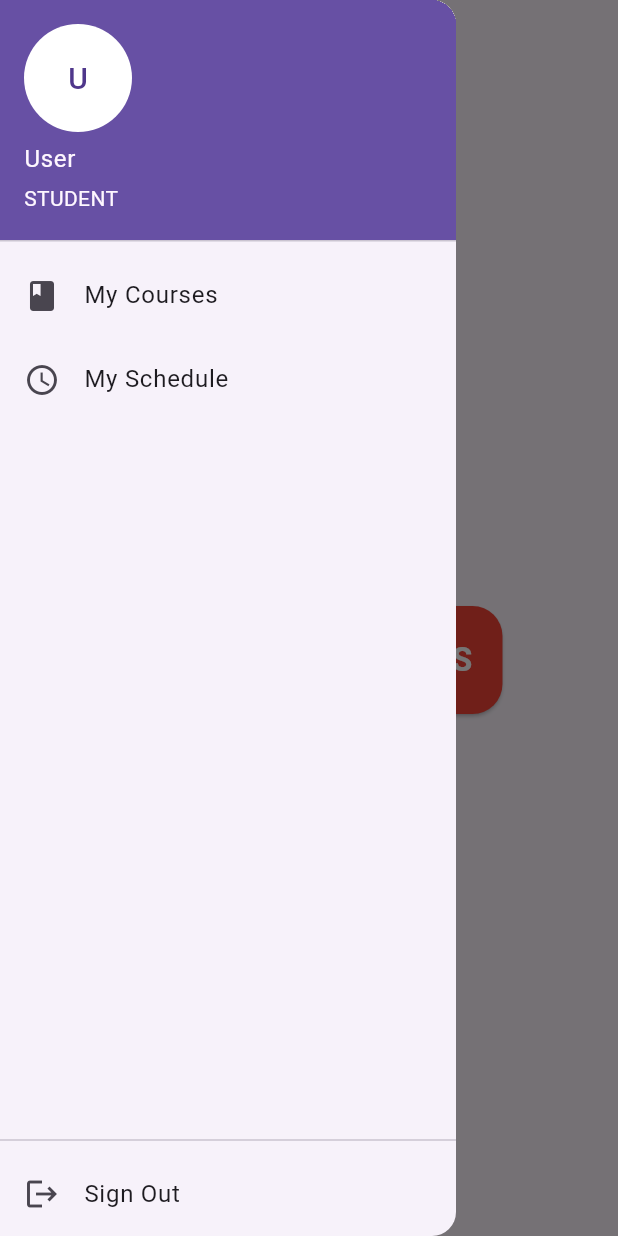
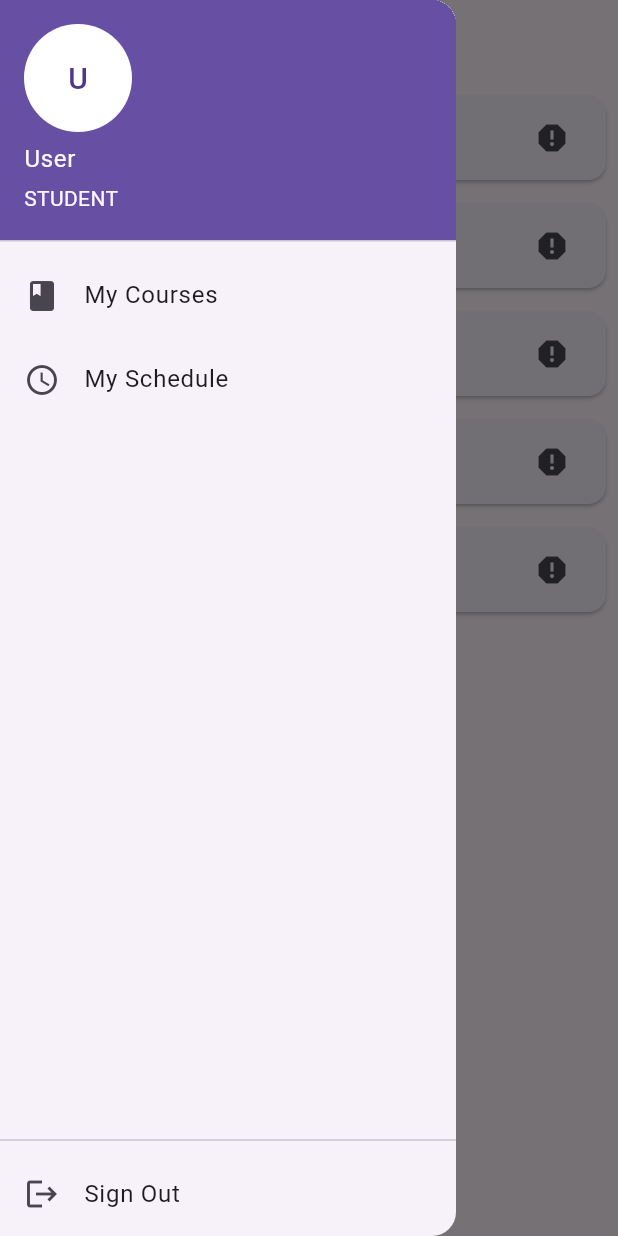
Before and after one commit to Varp17/nursingcollege, a Flutter app: the StudentDashboard screen opened by its route, with the side drawer open, on a phone screen of 412 x 824 dp. Run offline on Flutter 3.47's test engine with Material 3 defaults, Android fonts, the phone set to English and light mode, and no system bars; our stand-ins replace cloud_firestore, firebase_auth, firebase_core, firebase_messaging, firebase_storage, flutter_local_notifications and 3 more; missing offline and left inert: flutter_sound; accounts and stored records are empty.

Commit message:
Working Project Varun Patil
(cherry picked from commit b1b504961de380629b7747e8c78a3485ac36539d)

```diff
--- a/lib/src/messaging_service.dart
+++ b/lib/src/messaging_service.dart
@@ -1,6 +1,7 @@
 // lib/src/messaging_service.dart
 import 'package:firebase_messaging/firebase_messaging.dart';
 import 'package:flutter_local_notifications/flutter_local_notifications.dart';
+import 'package:flutter/material.dart';
 
 class MessagingService {
   final FirebaseMessaging _messaging = FirebaseMessaging.instance;
--- a/lib/student/sos_helper.dart
+++ b/lib/student/sos_helper.dart
@@ -1,6 +1,7 @@
 // lib/student/sos_helper.dart
 import 'dart:io';
 import 'package:firebase_auth/firebase_auth.dart';
+import 'package:cloud_firestore/cloud_firestore.dart';
 import '../services/firestore_service.dart';
 
 class SosHelper {
--- a/lib/student/student_dashboard.dart
+++ b/lib/student/student_dashboard.dart
@@ -1,8 +1,8 @@
-// lib/student/student_dashboard.dart
-
+// student/student_dashboard.dart
 import 'package:flutter/material.dart';
+import 'package:cloud_firestore/cloud_firestore.dart';
+import 'package:firebase_auth/firebase_auth.dart';
 import '../common/side_menu.dart';
-import 'student_sos_screen.dart'; // <-- NEW
 
 class StudentDashboard extends StatelessWidget {
   final String username;
@@ -16,32 +16,45 @@ class StudentDashboard extends StatelessWidget {
 
   @override
   Widget build(BuildContext context) {
+    final complaints = [
+      "Harassment",
+      "Ragging",
+      "Patient Violence",
+      "Fighting in Parking",
+      "Student Needs Help",
+    ];
+
     return Scaffold(
       appBar: AppBar(title: const Text("Student Dashboard")),
       drawer: SideMenu(role: role, username: username),
-      body: Center(
-        child: Padding(
-          padding: const EdgeInsets.all(16.0),
-          child: ElevatedButton.icon(
-            icon: const Icon(Icons.sos, size: 32),
-            label: const Text(
-              "EMERGENCY SOS",
-              style: TextStyle(fontSize: 22, fontWeight: FontWeight.bold),
+      body: ListView.builder(
+        itemCount: complaints.length,
+        itemBuilder: (context, index) {
+          return Card(
+            margin: const EdgeInsets.all(8),
+            child: ListTile(
+              title: Text(complaints[index]),
+              trailing: const Icon(Icons.report),
+              onTap: () async {
+                try {
+                  await FirebaseFirestore.instance.collection("complaints").add({
+                    "type": complaints[index],
+                    "userId": FirebaseAuth.instance.currentUser!.uid,
+                    "timestamp": FieldValue.serverTimestamp(),
+                    "status": "pending",
+                  });
+                  ScaffoldMessenger.of(context).showSnackBar(
+                    SnackBar(content: Text("${complaints[index]} reported!")),
+                  );
+                } catch (e) {
+                  ScaffoldMessenger.of(context).showSnackBar(
+                    SnackBar(content: Text("Failed to report: $e")),
+                  );
+                }
+              },
             ),
-            style: ElevatedButton.styleFrom(
-              backgroundColor: Colors.red,
-              foregroundColor: Colors.white,
-              padding: const EdgeInsets.symmetric(vertical: 20, horizontal: 20),
-              shape: RoundedRectangleBorder(borderRadius: BorderRadius.circular(20)),
-            ),
-            onPressed: () {
-              Navigator.push(
-                context,
-                MaterialPageRoute(builder: (_) => const StudentSosScreen()),
-              );
-            },
-          ),
-        ),
+          );
+        },
       ),
     );
   }
--- a/lib/superadmin/superadmin_dashboard.dart
+++ b/lib/superadmin/superadmin_dashboard.dart
@@ -2,6 +2,7 @@
 import 'package:flutter/material.dart';
 import '../common/side_menu.dart';
 import 'manage_users_screen.dart';
+import '../common/side_menu.dart'; // for UserRole enum
 
 class SuperAdminDashboard extends StatelessWidget {
   final String username;
```
Also changed, not shown: lib/security/security_dashboard.dart (+24 -110 lines), pubspec.yaml (+5 -8 lines), pubspec.lock, 1 other file.
